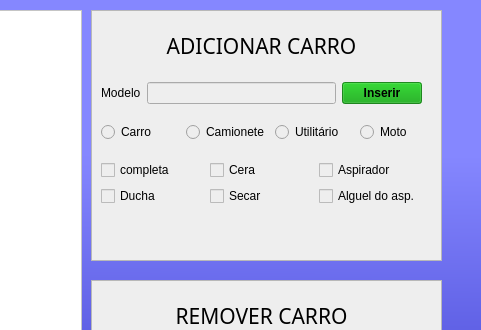
dennis310797/alphaSystem, file main.ui: the form before one commit; both pictures show x 419 to 900 and y 0 to 330 of the 900 by 600 pixel window.
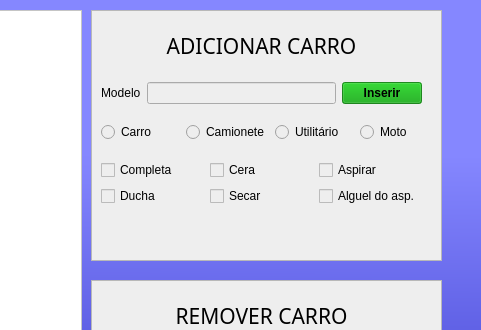
The form after the commit.

Commit message: Alterado o nome do checkbox que causava erro

What changed in the file:
```diff
--- a/main.ui
+++ b/main.ui
@@ -211,7 +211,7 @@
         <item row="0" column="0">
          <widget class="QCheckBox" name="ck_completa">
           <property name="text">
-           <string>completa</string>
+           <string>Completa</string>
           </property>
          </widget>
         </item>
@@ -225,7 +225,7 @@
         <item row="0" column="2">
          <widget class="QCheckBox" name="ck_aspirador">
           <property name="text">
-           <string>Aspirador</string>
+           <string>Aspirar</string>
           </property>
           <property name="checkable">
            <bool>true</bool>
```
Left out of the diff: 4 changed lines with no effect on the pictures.
